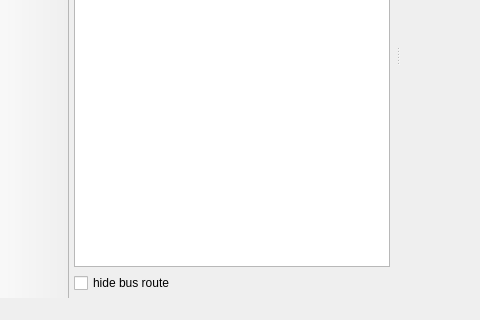
nhudinhtuan/nusbusguide, file mainwindow/mainwindow.ui: the form before one commit; both pictures show x 0 to 480 and y 208 to 528 of the 933 by 528 pixel window.
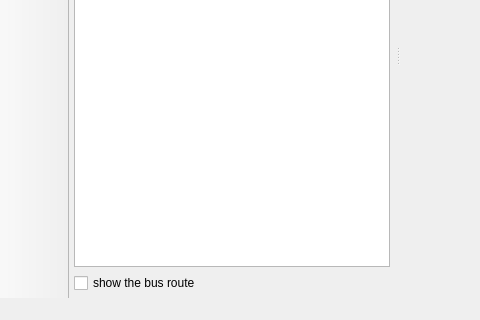
The form after the commit. Icons and pictures are not drawn.

What changed in the file:
```diff
--- a/mainwindow/mainwindow.ui
+++ b/mainwindow/mainwindow.ui
@@ -193,7 +193,7 @@
      <item row="2" column="0">
       <widget class="QCheckBox" name="busroutetoggle">
        <property name="text">
-        <string>hide bus route</string>
+        <string>show the bus route</string>
        </property>
       </widget>
      </item>
```
